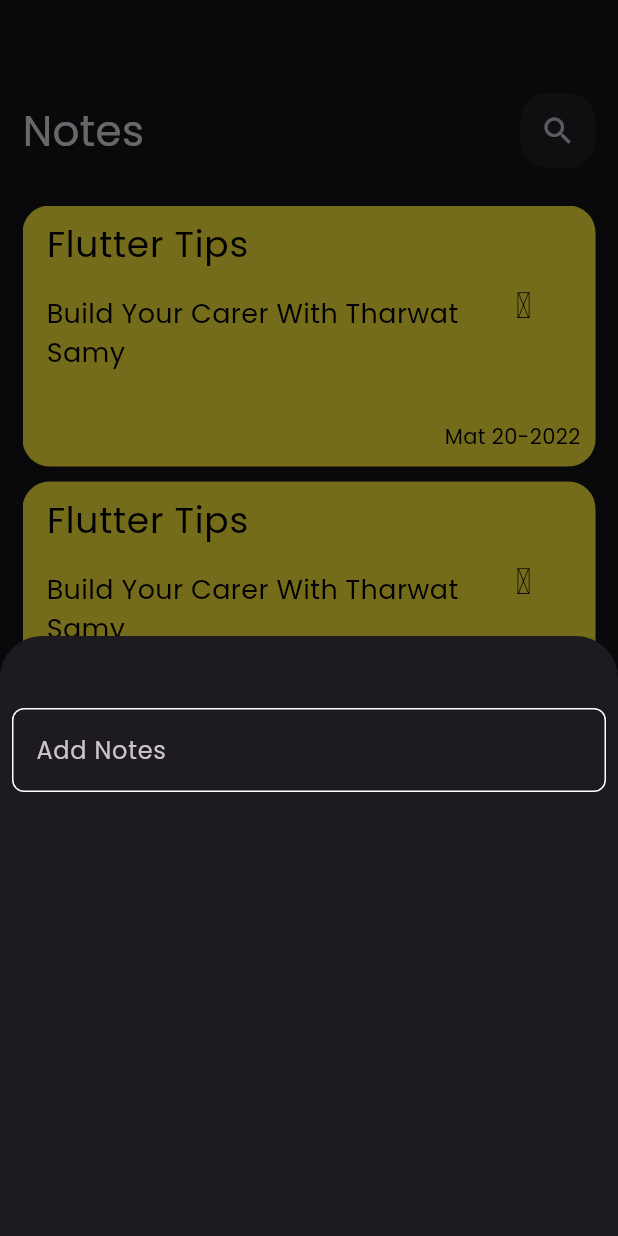
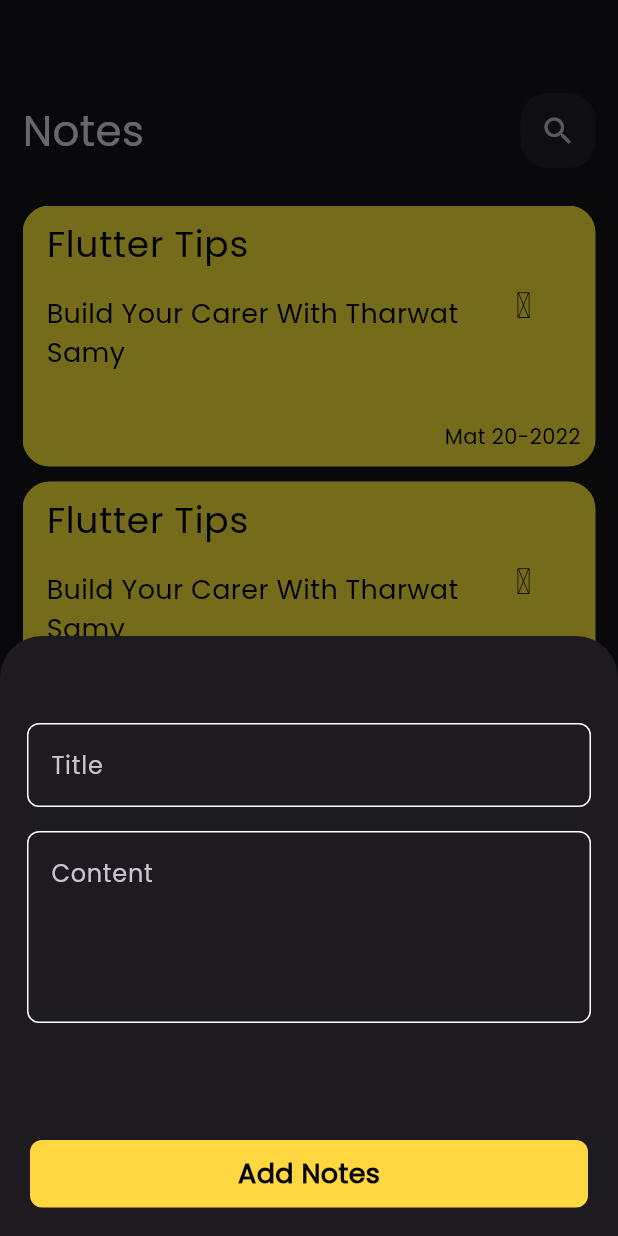
Before and after one commit to anas0952/notes-app, a Flutter app: the screen it shows after launch, after a tap on the "add" icon, on a phone screen of 412 x 824 dp. Run offline on Flutter 3.47's test engine with Material 3 defaults, Android fonts, the phone set to English and light mode, and no system bars; missing offline and left inert: awesome_icons.

Commit message:
editnotesview&addbuttoncoustom

```diff
--- a/lib/view/notes-view.dart
+++ b/lib/view/notes-view.dart
@@ -1,6 +1,6 @@
 import 'package:flutter/material.dart';
 import 'package:notes_app_view/constants.dart';
-import 'package:notes_app_view/widgets/add-notebottomshet.dart';
+import 'package:notes_app_view/widgets/notebottomshet.dart';
 import 'package:notes_app_view/widgets/coustom-appbar.dart';
 import 'package:notes_app_view/widgets/listviewnotes.dart';
 
@@ -13,8 +13,7 @@
         floatingActionButton: FloatingActionButton(
           onPressed: () {
             showModalBottomSheet(
-                context: context,
-                builder: (context) => const AddNoteBottomShet());
+                context: context, builder: (context) => const NoteBottomShet());
           },
           child: const Icon(
             Icons.add,
--- a/lib/widgets/add-notebottomshet.dart
+++ /dev/null
@@ -1,23 +0,0 @@
-import 'package:flutter/material.dart';
-import 'package:notes_app_view/widgets/cousstome-textfailed.dart';
-
-class AddNoteBottomShet extends StatelessWidget {
-  const AddNoteBottomShet({super.key});
-
-  @override
-  Widget build(BuildContext context) {
-    return const SizedBox(
-      width: double.infinity,
-      height: 400,
-      child: Column(
-        children: [
-          SizedBox(
-            height: 40,
-          ),
-          //textFailed Create
-          CoustomTextField(),
-        ],
-      ),
-    );
-  }
-}
--- a/lib/widgets/cousstome-textfailed.dart
+++ b/lib/widgets/cousstome-textfailed.dart
@@ -2,16 +2,18 @@
 import 'package:notes_app_view/constants.dart';
 
 class CoustomTextField extends StatelessWidget {
-  const CoustomTextField({super.key});
-
+  const CoustomTextField({super.key, required this.hint, this.maxLines = 1});
+  final String hint;
+  final int maxLines;
   @override
   Widget build(BuildContext context) {
     return Padding(
       padding: const EdgeInsets.all(8.0),
       child: TextFormField(
         cursorColor: kprimarycolor,
+        maxLines: maxLines,
         decoration: InputDecoration(
-            hintText: 'Add Notes ',
+            hintText: hint,
             enabledBorder: buildBorder(),
             focusedBorder: buildBorder(kprimarycolor)),
       ),
--- /dev/null
+++ b/lib/widgets/coustom-button.dart
@@ -0,0 +1,29 @@
+import 'package:flutter/material.dart';
+
+class CoustomButton extends StatelessWidget {
+  const CoustomButton({
+    super.key,
+  });
+
+  @override
+  Widget build(BuildContext context) {
+    return Padding(
+      padding: const EdgeInsets.all(10.0),
+      child: Container(
+        width: MediaQuery.of(context).size.width,
+        height: 45,
+        decoration: BoxDecoration(
+          color: Colors.amberAccent,
+          borderRadius: BorderRadius.circular(8),
+        ),
+        child: const Center(
+          child: Text(
+            'Add Notes',
+            style: TextStyle(
+                fontSize: 18, color: Colors.black, fontWeight: FontWeight.bold),
+          ),
+        ),
+      ),
+    );
+  }
+}
--- /dev/null
+++ b/lib/widgets/notebottomshet.dart
@@ -0,0 +1,39 @@
+import 'package:flutter/material.dart';
+
+import 'package:notes_app_view/widgets/cousstome-textfailed.dart';
+import 'package:notes_app_view/widgets/coustom-button.dart';
+
+class NoteBottomShet extends StatelessWidget {
+  const NoteBottomShet({super.key});
+
+  @override
+  Widget build(BuildContext context) {
+    return Container(
+      width: double.infinity,
+      height: 400,
+      padding: const EdgeInsets.all(10.0),
+      child: const SingleChildScrollView(
+        child: Column(
+          children: [
+            SizedBox(
+              height: 40,
+            ),
+            //textFailed Create
+            CoustomTextField(
+              hint: 'Title',
+            ),
+
+            CoustomTextField(
+              hint: 'Content',
+              maxLines: 4,
+            ),
+            SizedBox(
+              height: 60,
+            ),
+            CoustomButton()
+          ],
+        ),
+      ),
+    );
+  }
+}
```
